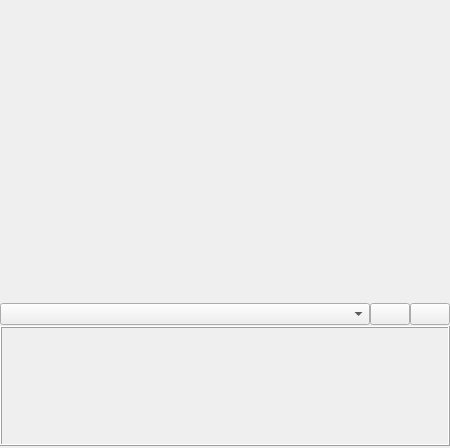
Before: the Qt Designer form WindowsClient/shh_UI/tabpage.ui in H-tao/Penguin, drawn with Qt 5.
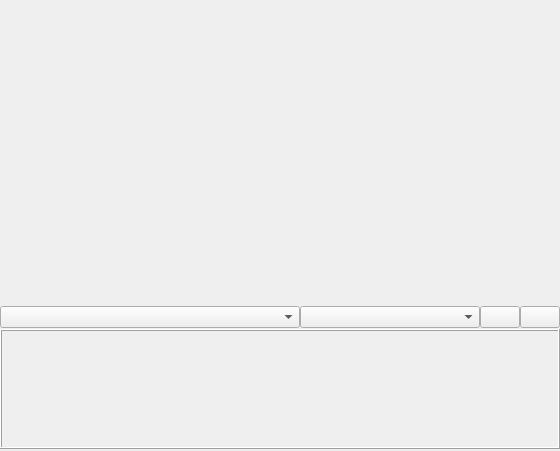
After: the same form once the commit is applied. Icons and pictures are not drawn.

```diff
--- a/WindowsClient/shh_UI/tabpage.ui
+++ b/WindowsClient/shh_UI/tabpage.ui
@@ -6,8 +6,8 @@
    <rect>
     <x>0</x>
     <y>0</y>
-    <width>450</width>
-    <height>391</height>
+    <width>538</width>
+    <height>451</height>
    </rect>
   </property>
   <property name="sizePolicy">
@@ -78,7 +78,7 @@
     </widget>
    </item>
    <item>
-    <layout class="QHBoxLayout" name="horizontalLayout" stretch="1,0,0">
+    <layout class="QHBoxLayout" name="horizontalLayout" stretch="1,0,0,0">
      <property name="spacing">
       <number>0</number>
      </property>
@@ -95,6 +95,28 @@
        </property>
       </widget>
      </item>
+     <item>
+      <widget class="QComboBox" name="searchCombo">
+       <property name="sizePolicy">
+        <sizepolicy hsizetype="Fixed" vsizetype="Fixed">
+         <horstretch>0</horstretch>
+         <verstretch>0</verstretch>
+        </sizepolicy>
+       </property>
+       <property name="minimumSize">
+        <size>
+         <width>180</width>
+         <height>0</height>
+        </size>
+       </property>
+       <property name="editable">
+        <bool>false</bool>
+       </property>
+       <property name="currentText">
+        <string/>
+       </property>
+      </widget>
+     </item>
      <item>
       <widget class="QPushButton" name="minimizeBtn">
        <property name="maximumSize">
```
Left out of the diff: 2 changed lines with no effect on the pictures.
